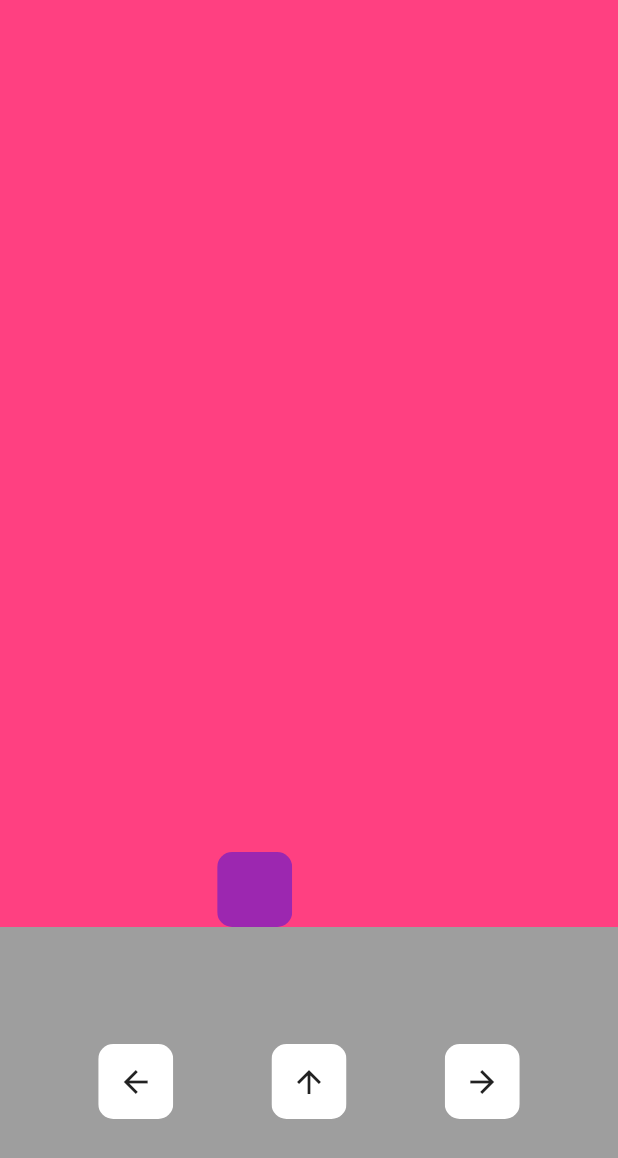
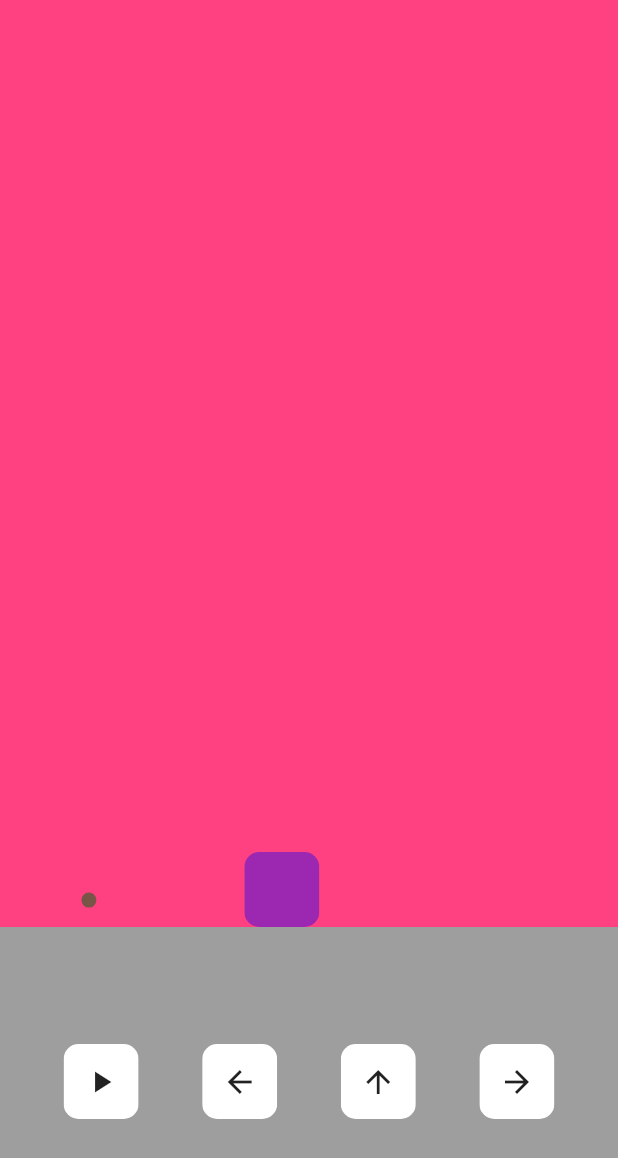
Before and after one commit to kundankumaryadav88/bubble-game, a Flutter app: the screen it shows after launch, after a tap on the "arrow back" icon, on a phone screen of 412 x 824 dp. Shown: the top 1158 px of the screen. Run offline on Flutter 3.47's test engine with Material 2 defaults, Android fonts, the phone set to English and light mode, and no system bars.

Commit message:
added ball and fire

```diff
--- /dev/null
+++ b/bubblegame/lib/ball.dart
@@ -0,0 +1,21 @@
+import 'package:flutter/material.dart';
+
+class Ball extends StatelessWidget {
+  final double ballX;
+  final double ballY;
+  const Ball({Key? key, required this.ballX, required this.ballY})
+      : super(key: key);
+
+  @override
+  Widget build(BuildContext context) {
+    return Container(
+      alignment: Alignment(ballX, ballY),
+      child: Container(
+        height: 10,
+        width: 10,
+        decoration:
+            const BoxDecoration(color: Colors.brown, shape: BoxShape.circle),
+      ),
+    );
+  }
+}
--- a/bubblegame/lib/home_page.dart
+++ b/bubblegame/lib/home_page.dart
@@ -1,3 +1,7 @@
+import 'dart:async';
+
+import 'package:bubblegame/ball.dart';
+import 'package:bubblegame/missile.dart';
 import 'package:bubblegame/mybutton.dart';
 import 'package:bubblegame/player.dart';
 import 'package:flutter/material.dart';
@@ -10,8 +14,73 @@ class HomePage extends StatefulWidget {
   State<HomePage> createState() => _HomePageState();
 }
 
+enum direction { LEFT, RIGHT }
+
 class _HomePageState extends State<HomePage> {
-  double playerX = 0;
+  static double playerX = 0;
+  double missileX = playerX;
+  double missileHeight = 10;
+  bool midShot = false;
+
+  double ballX = 0.5;
+  double ballY = 1;
+  var ballDirection = direction.LEFT;
+  void startGame() {
+    double time = 0;
+    double height = 0;
+    double velocity = 60;
+    Timer.periodic(const Duration(milliseconds: 10), (timer) {
+      //quadratic equation
+
+      height = -5 * time * time + velocity * time;
+
+      //if the ball reach the ground then restart
+      if (height < 0) {
+        time = 0;
+      }
+
+      setState(() {
+        ballY = heightToCoordinate(height);
+      });
+
+      if (ballX - 0.005 < -1) {
+        ballDirection = direction.RIGHT;
+      } else if (ballX - 0.005 > 1) {
+        ballDirection = direction.LEFT;
+      }
+
+      if (ballDirection == direction.LEFT) {
+        setState(() {
+          ballX -= 0.005;
+        });
+      } else if (ballDirection == direction.RIGHT) {
+        setState(() {
+          ballX += 0.005;
+        });
+      }
+      if (playersDies()) {
+        timer.cancel();
+        _showDialog();
+      }
+      time += 0.1;
+    });
+  }
+
+  void _showDialog() {
+    showDialog(
+        context: context,
+        builder: (BuildContext context) {
+          return const AlertDialog(
+            backgroundColor: Colors.grey,
+            title: Center(
+              child: Text(
+                "You Dead",
+                style: TextStyle(color: Colors.white),
+              ),
+            ),
+          );
+        });
+  }
 
   void move_left() {
     setState(() {
@@ -19,6 +88,10 @@ class _HomePageState extends State<HomePage> {
         //do nothing
       } else {
         playerX -= 0.1;
+      }
+
+      if (!midShot) {
+        missileX = playerX;
       }
     });
   }
@@ -30,10 +103,53 @@ class _HomePageState extends State<HomePage> {
       } else {
         playerX += 0.1;
       }
+      if (!midShot) {
+        missileX = playerX;
+      }
     });
   }
 
-  void fire_missle() {}
+  double heightToCoordinate(double height) {
+    double totalHeight = MediaQuery.of(context).size.height;
+    double position = 1 - 2 * height / totalHeight;
+    return position;
+  }
+
+  void fire_missle() {
+    if (midShot == false) {
+      Timer.periodic(const Duration(milliseconds: 20), (timer) {
+        midShot = true;
+
+        setState(() {
+          missileHeight += 10;
+        });
+        if (missileHeight > MediaQuery.of(context).size.height * 3 / 4) {
+          resetMissile();
+          timer.cancel();
+        }
+        if (ballY > heightToCoordinate(missileHeight) &&
+            (ballX - missileX).abs() < 0.03) {
+          resetMissile();
+          ballX = 5;
+          timer.cancel();
+        }
+      });
+    }
+  }
+
+  void resetMissile() {
+    missileHeight = playerX;
+    missileHeight += 10;
+    midShot = false;
+  }
+
+  bool playersDies() {
+    if ((ballX - playerX).abs() < 0.05 && ballY > 0.95) {
+      return true;
+    } else {
+      return false;
+    }
+  }
 
   @override
   Widget build(BuildContext context) {
@@ -59,6 +175,11 @@ class _HomePageState extends State<HomePage> {
                 child: Center(
                     child: Stack(
                   children: [
+                    Ball(
+                      ballX: ballX,
+                      ballY: ballY,
+                    ),
+                    Missile(missileX: missileX, height: missileHeight),
                     Player(
                       playerX: playerX,
                     )
@@ -71,6 +192,10 @@ class _HomePageState extends State<HomePage> {
             child: Row(
               mainAxisAlignment: MainAxisAlignment.spaceEvenly,
               children: [
+                MyButton(
+                  icon: const Icon(Icons.play_arrow),
+                  function: startGame,
+                ),
                 MyButton(
                   icon: const Icon(Icons.arrow_back),
                   function: move_left,
--- /dev/null
+++ b/bubblegame/lib/missile.dart
@@ -0,0 +1,20 @@
+import 'package:flutter/material.dart';
+
+class Missile extends StatelessWidget {
+  final double missileX;
+  final double height;
+  const Missile({Key? key, required this.missileX, required this.height})
+      : super(key: key);
+
+  @override
+  Widget build(BuildContext context) {
+    return Container(
+      alignment: Alignment(missileX, 1),
+      child: Container(
+        width: 2,
+        height: height,
+        color: Colors.grey,
+      ),
+    );
+  }
+}
```
